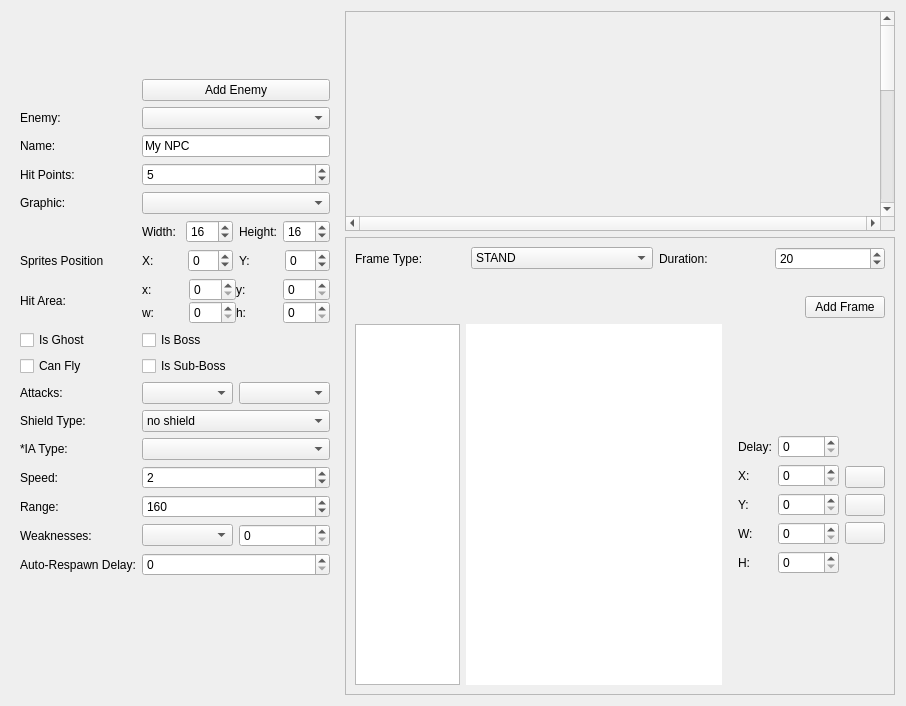
Old version of the form editor/mainwindow_tab/npc_edit.ui in the repository protoman/rockbot.
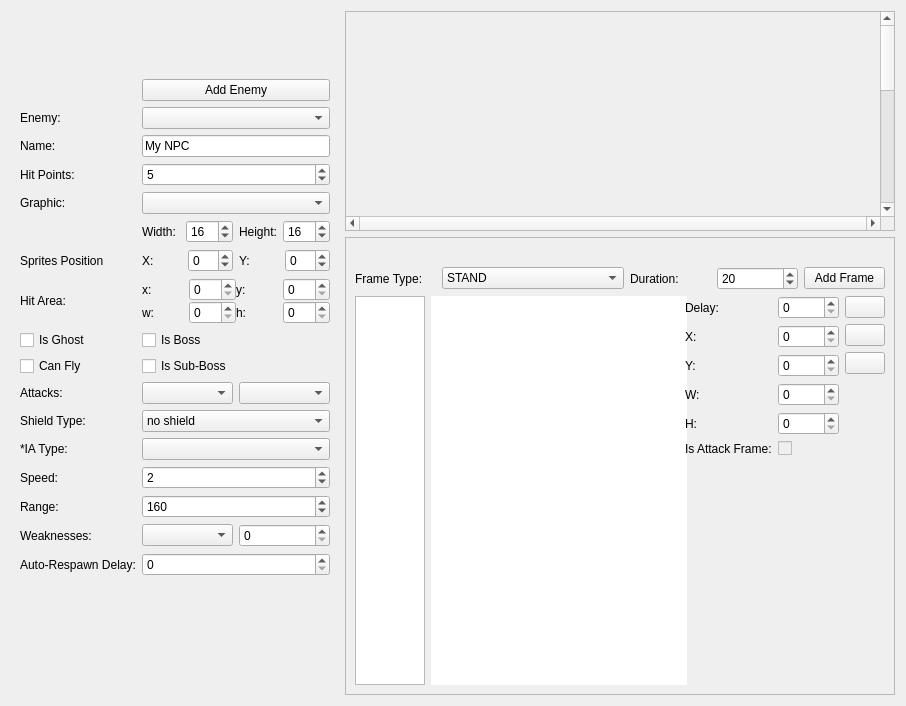
New version of the form. Icons and pictures are not drawn. Custom widgets are drawn as their Qt base class.

Commit message: - implement setting the attack_frame on enemy edit tab

The edit to the form file:
```diff
--- a/editor/mainwindow_tab/npc_edit.ui
+++ b/editor/mainwindow_tab/npc_edit.ui
@@ -173,6 +173,13 @@
             <enum>QFrame::Raised</enum>
            </property>
            <layout class="QVBoxLayout" name="verticalLayout_8">
+            <item>
+             <layout class="QHBoxLayout" name="horizontalLayout_19">
+              <property name="topMargin">
+               <number>20</number>
+              </property>
+             </layout>
+            </item>
             <item>
              <layout class="QHBoxLayout" name="horizontalLayout_7">
               <property name="topMargin">
@@ -360,33 +367,6 @@
                 </property>
                </widget>
               </item>
-             </layout>
-            </item>
-            <item>
-             <layout class="QHBoxLayout" name="horizontalLayout_19">
-              <property name="topMargin">
-               <number>20</number>
-              </property>
-             </layout>
-            </item>
-            <item>
-             <layout class="QHBoxLayout" name="horizontalLayout_5">
-              <property name="topMargin">
-               <number>0</number>
-              </property>
-              <item>
-               <spacer name="horizontalSpacer">
-                <property name="orientation">
-                 <enum>Qt::Horizontal</enum>
-                </property>
-                <property name="sizeHint" stdset="0">
-                 <size>
-                  <width>40</width>
-                  <height>20</height>
-                 </size>
-                </property>
-               </spacer>
-              </item>
               <item>
                <widget class="QPushButton" name="AddFrame_Button">
                 <property name="text">
@@ -439,85 +419,89 @@
               </item>
               <item>
                <layout class="QGridLayout" name="gridLayout_2">
-                <item row="1" column="1">
+                <item row="0" column="1">
                  <widget class="QSpinBox" name="sprite_duration_spinBox">
                   <property name="maximum">
                    <number>99999</number>
                   </property>
                  </widget>
                 </item>
+                <item row="1" column="1">
+                 <widget class="QSpinBox" name="sprite_colision_x"/>
+                </item>
+                <item row="2" column="1">
+                 <widget class="QSpinBox" name="sprite_colision_y"/>
+                </item>
                 <item row="1" column="0">
-                 <widget class="QLabel" name="label_4">
-                  <property name="text">
-                   <string>Delay:</string>
-                  </property>
-                 </widget>
-                </item>
-                <item row="2" column="0">
                  <widget class="QLabel" name="label_6">
                   <property name="text">
                    <string>X:</string>
                   </property>
                  </widget>
                 </item>
-                <item row="3" column="0">
+                <item row="2" column="0">
                  <widget class="QLabel" name="label_7">
                   <property name="text">
                    <string>Y:</string>
                   </property>
                  </widget>
                 </item>
-                <item row="2" column="1">
-                 <widget class="QSpinBox" name="sprite_colision_x"/>
+                <item row="0" column="0">
+                 <widget class="QLabel" name="label_4">
+                  <property name="text">
+                   <string>Delay:</string>
+                  </property>
+                 </widget>
                 </item>
-                <item row="3" column="1">
-                 <widget class="QSpinBox" name="sprite_colision_y"/>
+                <item row="4" column="1">
+                 <widget class="QSpinBox" name="sprite_colision_h"/>
                 </item>
-                <item row="4" column="0">
+                <item row="6" column="0">
+                 <spacer name="verticalSpacer_3">
+                  <property name="orientation">
+                   <enum>Qt::Vertical</enum>
+                  </property>
+                  <property name="sizeHint" stdset="0">
+                   <size>
+                    <width>20</width>
+                    <height>40</height>
+                   </size>
+                  </property>
+                 </spacer>
+                </item>
+                <item row="3" column="0">
                  <widget class="QLabel" name="label_8">
                   <property name="text">
                    <string>W:</string>
                   </property>
                  </widget>
                 </item>
-                <item row="5" column="0">
+                <item row="4" column="0">
                  <widget class="QLabel" name="label_9">
                   <property name="text">
                    <string>H:</string>
                   </property>
                  </widget>
                 </item>
-                <item row="6" column="0">
-                 <spacer name="verticalSpacer_3">
-                  <property name="orientation">
-                   <enum>Qt::Vertical</enum>
-                  </property>
-                  <property name="sizeHint" stdset="0">
-                   <size>
-                    <width>20</width>
-                    <height>40</height>
-                   </size>
-                  </property>
-                 </spacer>
-                </item>
-                <item row="4" column="1">
+                <item row="3" column="1">
                  <widget class="QSpinBox" name="sprite_colision_w"/>
                 </item>
                 <item row="5" column="1">
-                 <widget class="QSpinBox" name="sprite_colision_h"/>
+                 <widget class="QCheckBox" name="isAttackFrame_checkBox">
+                  <property name="enabled">
+                   <bool>false</bool>
+                  </property>
+                  <property name="text">
+                   <string/>
+                  </property>
+                 </widget>
                 </item>
-                <item row="0" column="0">
-                 <spacer name="verticalSpacer_4">
-                  <property name="orientation">
-                   <enum>Qt::Vertical</enum>
+                <item row="5" column="0">
+                 <widget class="QLabel" name="label_18">
+                  <property name="text">
+                   <string>Is Attack Frame:</string>
                   </property>
-                  <property name="sizeHint" stdset="0">
-                   <size>
-                    <width>20</width>
-                    <height>40</height>
-                   </size>
-                  </property>
-                 </spacer>
+                 </widget>
                 </item>
                </layout>
               </item>
@@ -526,19 +510,6 @@
                 <property name="leftMargin">
                  <number>0</number>
                 </property>
-                <item>
-                 <spacer name="verticalSpacer">
-                  <property name="orientation">
-                   <enum>Qt::Vertical</enum>
-                  </property>
-                  <property name="sizeHint" stdset="0">
-                   <size>
-                    <width>20</width>
-                    <height>40</height>
-                   </size>
-                  </property>
-                 </spacer>
-                </item>
                 <item>
                  <widget class="QPushButton" name="pushButton">
                   <property name="text">
```
The commit also changes 5 other files.
